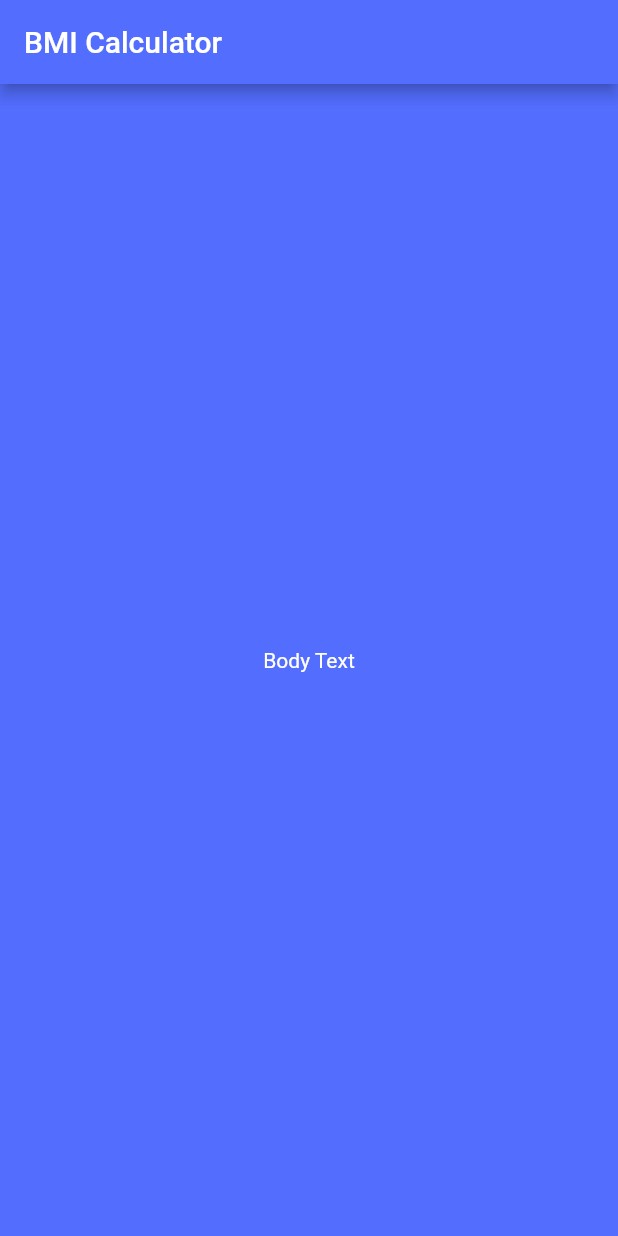
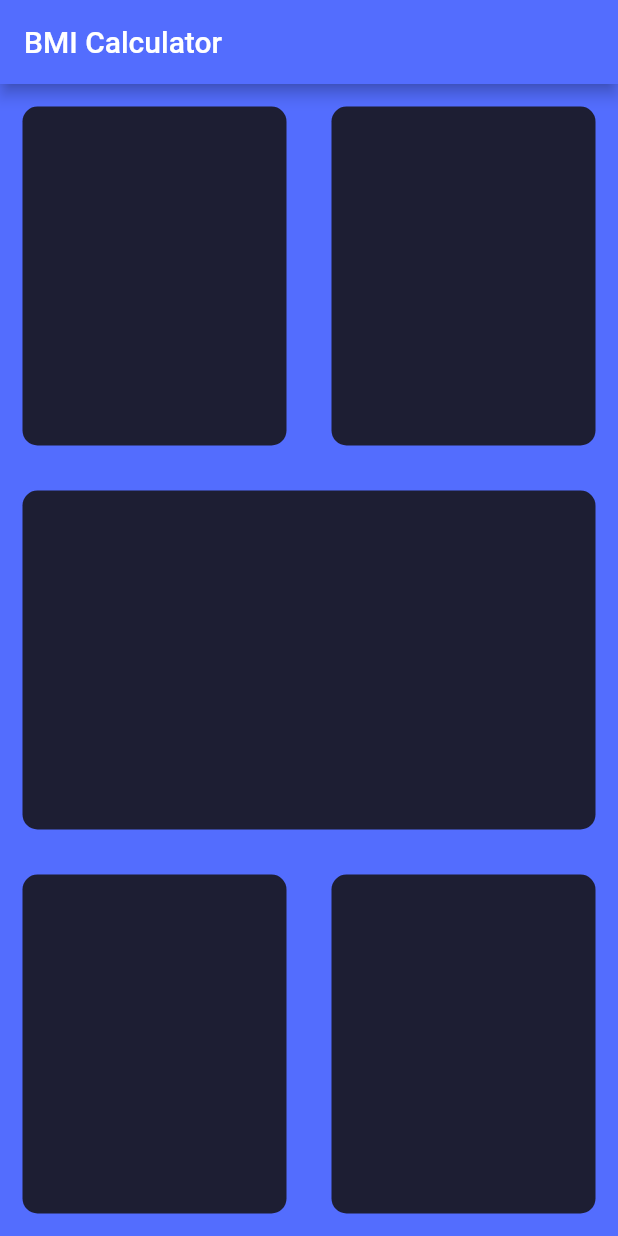
Before and after one commit to ViktorVarsano/Body-Mass-Index-Calculator, a Flutter app: the screen it shows after launch, on a phone screen of 412 x 824 dp. Run offline on Flutter 3.47's test engine with Material 2 defaults, Android fonts, the phone set to English and light mode, and no system bars.

Commit message:
refactored with Reusable cards

```diff
--- a/lib/input_page.dart
+++ b/lib/input_page.dart
@@ -9,11 +9,58 @@ class _InputPageState extends State<InputPage> {
   @override
   Widget build(BuildContext context) {
     return Scaffold(
-      appBar: AppBar(
-        title: Text('BMI Calculator'),
-      ),
-      body: Center(
-        child: Text('Body Text'),
+        appBar: AppBar(
+          title: Text('BMI Calculator'),
+        ),
+        body: Column(
+          children: <Widget>[
+            Expanded(
+                child: Row(
+              children: <Widget>[
+                Expanded(
+                  child: ReusableCard(
+                    colour: Color(0xFF1D1E33),
+                  ),
+                ),
+                Expanded(
+                    child: ReusableCard(
+                  colour: Color(0xFF1D1E33),
+                )),
+              ],
+            )),
+            Expanded(
+                child: ReusableCard(
+              colour: Color(0xFF1D1E33),
+            )),
+            Expanded(
+                child: Row(
+              children: <Widget>[
+                Expanded(
+                    child: ReusableCard(
+                  colour: Color(0xFF1D1E33),
+                )),
+                Expanded(
+                    child: ReusableCard(
+                  colour: Color(0xFF1D1E33),
+                )),
+              ],
+            )),
+          ],
+        ));
+  }
+}
+
+class ReusableCard extends StatelessWidget {
+  ReusableCard({@required this.colour});
+  final Color colour;
+
+  @override
+  Widget build(BuildContext context) {
+    return Container(
+      margin: EdgeInsets.all(15.0),
+      decoration: BoxDecoration(
+        color: colour,
+        borderRadius: BorderRadius.circular(10.0),
       ),
     );
   }
```
